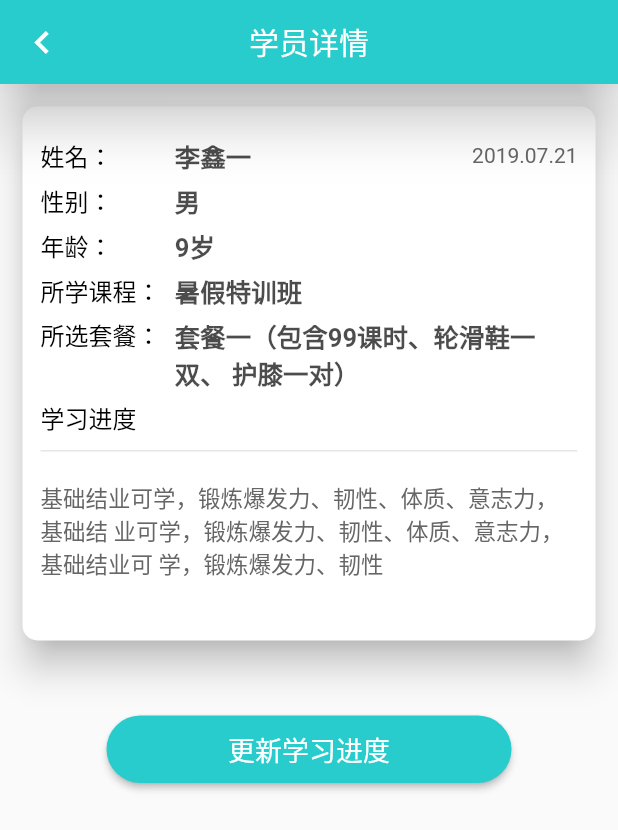
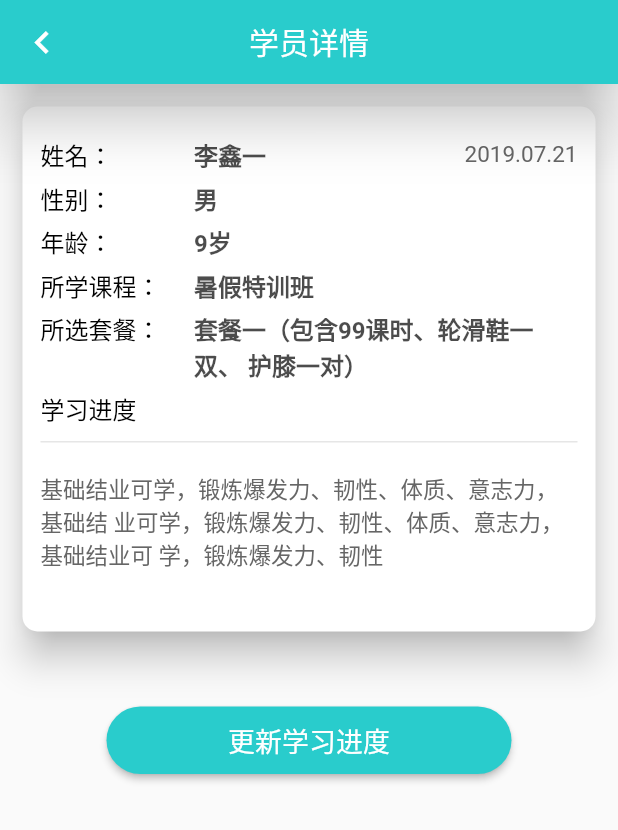
Before and after one commit to squid-Xu/flutter-coach-clock, a Flutter app: the StuDetail screen opened directly, on a phone screen of 412 x 824 dp. Shown: the top 830 px of the screen. Run offline on Flutter 3.47's test engine with Material 2 defaults, Android fonts, the phone set to English and light mode, and no system bars; our stand-ins replace image_picker, rflutter_alert; missing offline and left inert: flutter_picker.

Commit message:
做一下适配

```diff
--- a/lib/pages/StudentClock/StuDetail.dart
+++ b/lib/pages/StudentClock/StuDetail.dart
@@ -51,25 +51,26 @@ class _StuDetailState extends State<StuDetail> {
                                         color: Color(0xFF000000),
                                         fontSize: 16.0),
                                   ),
-                                  flex: 1,
+                                  flex: 2,
                                 ),
                                 new Expanded(
                                   child: new Text(
                                     "李鑫一",
                                     style: TextStyle(
                                         color: Color.fromRGBO(0, 0, 0, 0.7),
-                                        fontSize: 17.0,
+                                        fontSize: 16.0,
                                         fontWeight: FontWeight.w600),
                                   ),
-                                  flex: 2,
+                                  flex: 3,
                                 ),
                                 new Expanded(
                                   child: new Text(
                                     "2019.07.21",
                                     textAlign: TextAlign.right,
-                                    style: TextStyle(color: Color(0xFF666666)),
+                                    style: TextStyle(color: Color(0xFF666666),
+                                    fontSize: 15.0),
                                   ),
-                                  flex: 1,
+                                  flex: 2,
                                 )
                               ],
                             ),
@@ -85,17 +86,17 @@ class _StuDetailState extends State<StuDetail> {
                                         color: Color(0xFF000000),
                                         fontSize: 16.0),
                                   ),
-                                  flex: 1,
+                                  flex: 2,
                                 ),
                                 new Expanded(
                                   child: new Text(
                                     "男",
                                     style: TextStyle(
                                         color: Color.fromRGBO(0, 0, 0, 0.7),
-                                        fontSize: 17.0,
+                                        fontSize: 16.0,
                                         fontWeight: FontWeight.w600),
                                   ),
-                                  flex: 3,
+                                  flex: 5,
                                 ),
                               ],
                             ),
@@ -111,17 +112,17 @@ class _StuDetailState extends State<StuDetail> {
                                         color: Color(0xFF000000),
                                         fontSize: 16.0),
                                   ),
-                                  flex: 1,
+                                  flex: 2,
                                 ),
                                 new Expanded(
                                   child: new Text(
                                     "9岁",
                                     style: TextStyle(
                                         color: Color.fromRGBO(0, 0, 0, 0.7),
-                                        fontSize: 17.0,
+                                        fontSize: 16.0,
                                         fontWeight: FontWeight.w600),
                                   ),
-                                  flex: 3,
+                                  flex: 5,
                                 ),
                               ],
                             ),
@@ -137,17 +138,17 @@ class _StuDetailState extends State<StuDetail> {
                                         color: Color(0xFF000000),
                                         fontSize: 16.0),
                                   ),
-                                  flex: 1,
+                                  flex: 2,
                                 ),
                                 new Expanded(
                                   child: new Text(
                                     "暑假特训班",
                                     style: TextStyle(
                                         color: Color.fromRGBO(0, 0, 0, 0.7),
-                                        fontSize: 17.0,
+                                        fontSize: 16.0,
                                         fontWeight: FontWeight.w600),
                                   ),
-                                  flex: 3,
+                                  flex: 5,
                                 ),
                               ],
                             ),
@@ -164,17 +165,17 @@ class _StuDetailState extends State<StuDetail> {
                                         color: Color(0xFF000000),
                                         fontSize: 16.0),
                                   ),
-                                  flex: 1,
+                                  flex: 2,
                                 ),
                                 new Expanded(
                                   child: new Text(
                                     "套餐一（包含99课时、轮滑鞋一双、 护膝一对）",
                                     style: TextStyle(
                                         color: Color.fromRGBO(0, 0, 0, 0.7),
-                                        fontSize: 17.0,
+                                        fontSize: 16.0,
                                         fontWeight: FontWeight.w600),
                                   ),
-                                  flex: 3,
+                                  flex: 5,
                                 ),
                               ],
                             ),
```
Also changed, not shown: lib/pages/Clock/MyClock.dart (+8 -17 lines).
